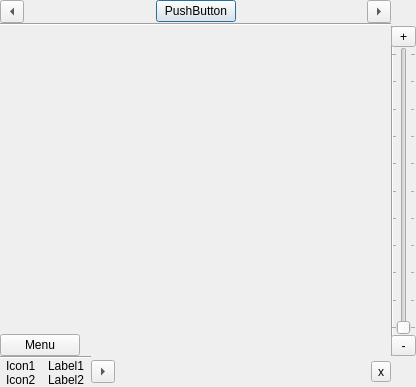
shentok/MoNav, file client/mapview.ui: the form before one commit.
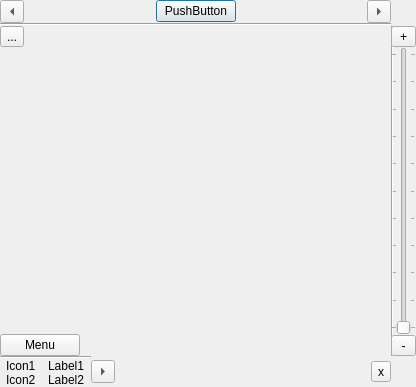
The form after the commit. Custom widgets are drawn as their Qt base class.

```diff
--- a/client/mapview.ui
+++ b/client/mapview.ui
@@ -129,6 +129,13 @@
       <property name="margin">
        <number>0</number>
       </property>
+      <item>
+       <widget class="QToolButton" name="modeButton">
+        <property name="text">
+         <string>...</string>
+        </property>
+       </widget>
+      </item>
       <item>
        <spacer name="verticalSpacer">
         <property name="orientation">
```
